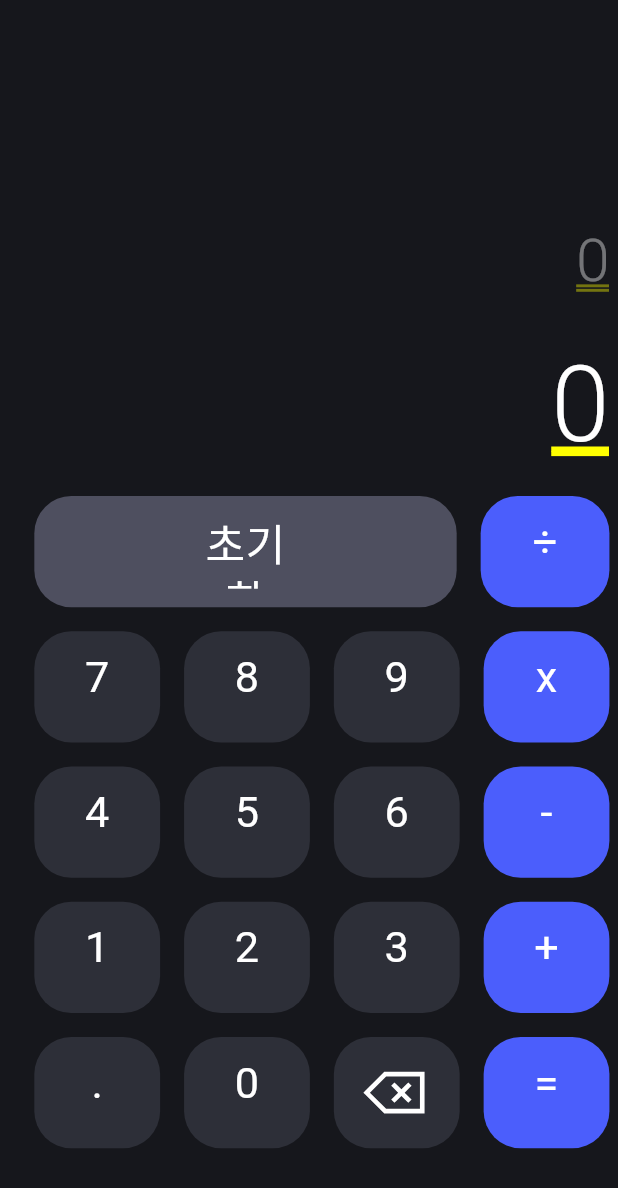
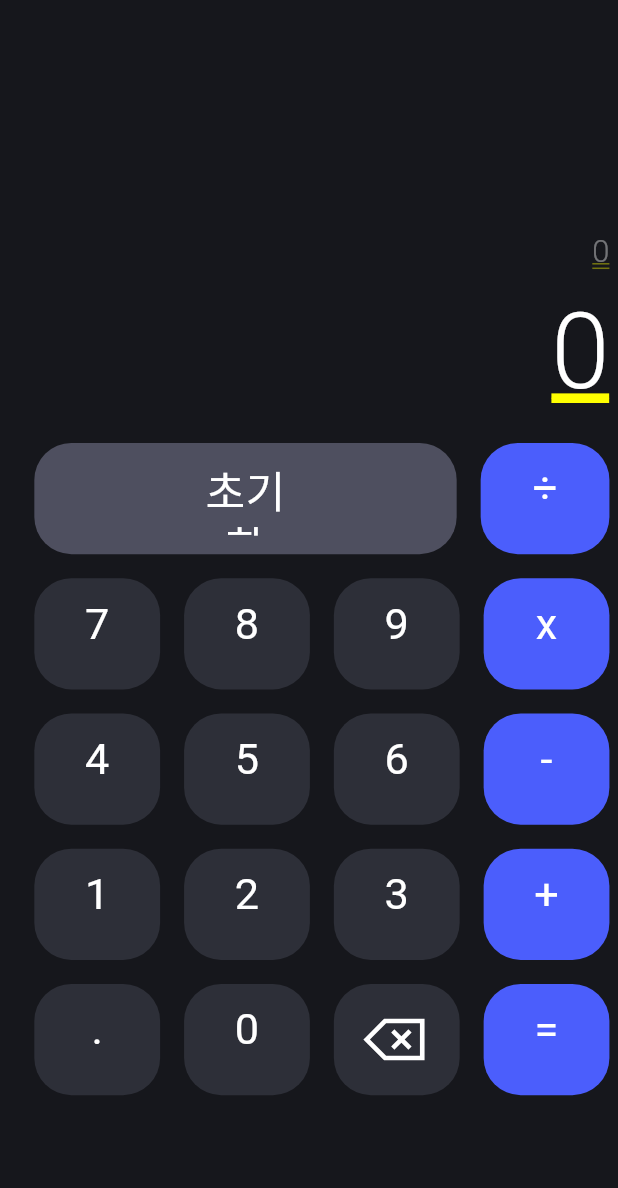
Before and after one commit to hyuna224/Flutter_Calculator, a Flutter app: the screen it shows after launch, on a phone screen of 412 x 824 dp. Shown: the top 1188 px of the screen. Run offline on Flutter 3.47's test engine with Material 3 defaults, Android fonts, the phone set to English and light mode, and no system bars; our stand-ins replace flutter_screenutil, flutter_svg, math_expressions; Roboto replaces fonts that are missing (Pretendard).

Commit message:
feat: display scrolling
- 가독성 높이기 위해 디스플레이 부분 파일 분리 및 코드 정리

```diff
--- a/lib/screens/calculator.dart
+++ b/lib/screens/calculator.dart
@@ -2,6 +2,7 @@ import 'package:flutter/material.dart';
 import 'package:flutter_screenutil/flutter_screenutil.dart';
 
 import '../utils/evaluation.dart';
+import '../widgets/display.dart';
 import '../widgets/keypad.dart';
 
 class Calculator extends StatefulWidget {
@@ -238,63 +239,10 @@ class _CalState extends State<Calculator> {
                   child: Column(
                     mainAxisSize: MainAxisSize.min,
                     mainAxisAlignment: MainAxisAlignment.start,
-                    crossAxisAlignment: CrossAxisAlignment.start,
+                    crossAxisAlignment: CrossAxisAlignment.end,
                     spacing: 16,
                     children: [
-                      Container(
-                        width: double.infinity,
-                        height: 47.h,
-                        child: Stack(
-                          children: [
-                            Positioned(
-                              left: 0.w,
-                              top: -1.h,
-                              child: SizedBox(
-                                width: 335.w,
-                                child: Opacity(
-                                  opacity: 0.40,
-                                  child: Text(
-                                    _display,
-                                    textAlign: TextAlign.right,
-                                    style: TextStyle(
-                                      color: Colors.white,
-                                      fontSize: 40,
-                                      fontFamily: 'Pretendard',
-                                      fontWeight: FontWeight.w300,
-                                    ),
-                                  ),
-                                ),
-                              ),
-                            ),
-                          ],
-                        ),
-                      ),
-                      Container(
-                        width: double.infinity,
-                        height: 96.h,
-                        child: Stack(
-                          children: [
-                            Positioned(
-                              left: 0.w,
-                              top: 0.h,
-                              child: SizedBox(
-                                width: 335.w,
-                                child: Text(
-                                  _display,
-                                  textAlign: TextAlign.right,
-                                  style: TextStyle(
-                                    color: Colors.white,
-                                    fontSize: 70,
-                                    fontFamily: 'Pretendard',
-                                    fontWeight: FontWeight.w300,
-                                    height: 1.37.h,
-                                  ),
-                                ),
-                              ),
-                            ),
-                          ],
-                        ),
-                      ),
+                      Display(displayText: _display),
                       Keypad(
                         onNumPressed: _onNumPressed,
                         onOpPressed: _onOpPressed,
--- /dev/null
+++ b/lib/widgets/display.dart
@@ -0,0 +1,58 @@
+import 'package:flutter/material.dart';
+import 'package:flutter_screenutil/flutter_screenutil.dart';
+
+class Display extends StatelessWidget {
+  final String displayText;
+
+  const Display({Key? key, required this.displayText}) : super(key: key);
+
+  @override
+  Widget build(BuildContext context) {
+    return Column(
+      mainAxisSize: MainAxisSize.min,
+      crossAxisAlignment: CrossAxisAlignment.end,
+      children: [
+        Opacity(
+          opacity: 0.40,
+          child: _buildText(
+            displayText,
+            fontSize: 20.sp,
+            fontWeight: FontWeight.w300,
+          ),
+        ),
+
+        SizedBox(
+          height: 96.h,
+          child: SingleChildScrollView(
+            scrollDirection: Axis.horizontal,
+            reverse: true,
+            physics: BouncingScrollPhysics(),
+            child: _buildText(
+              displayText,
+              fontSize: 70,
+              fontWeight: FontWeight.w300,
+            ),
+          ),
+        ),
+      ],
+    );
+  }
+
+  Widget _buildText(
+    String text, {
+    required double fontSize,
+    FontWeight fontWeight = FontWeight.w300,
+  }) {
+    return Text(
+      text.isEmpty ? '0' : text,
+      textAlign: TextAlign.right,
+      style: TextStyle(
+        color: Colors.white,
+        fontSize: fontSize,
+        fontFamily: 'Pretendard',
+        fontWeight: fontWeight,
+        height: 1.37.h,
+      ),
+    );
+  }
+}
```
